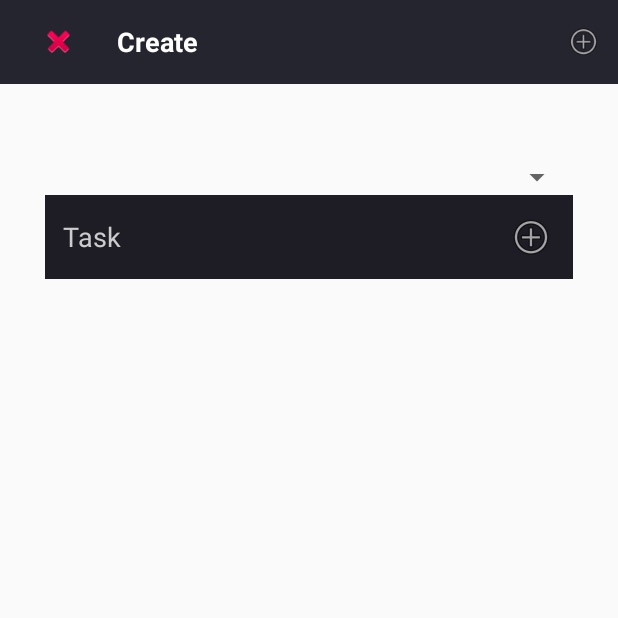
After one commit to valentineRutto/travelList, an Android app: the todo_add_new screen opened directly, with no data from a screen before it, on a phone screen of 412 x 824 dp, the top half of it. The commit adds this screen. Run offline under Robolectric (Android 15) with nearby library versions, the phone set to English and light mode, and no system bars.

Commit message:
-create layouts for addnewtask

```diff
--- a/app/src/main/AndroidManifest.xml
+++ b/app/src/main/AndroidManifest.xml
@@ -14,10 +14,12 @@
             android:label="@string/title_activity_main"
             android:theme="@style/AppThemeToolbar">
             <intent-filter>
-                <action android:name="android.intent.action.MAIN"></action>
-                <category android:name="android.intent.category.LAUNCHER"></category>
+                <action android:name="android.intent.action.MAIN" />
+
+                <category android:name="android.intent.category.LAUNCHER" />
             </intent-filter>
         </activity>
+        <activity android:name=".todo_add_new"></activity>
     </application>
 
 </manifest>
--- /dev/null
+++ b/app/src/main/java/com/valentinerutto/travellist/todo_add_new.java
@@ -0,0 +1,13 @@
+package com.valentinerutto.travellist;
+
+import android.support.v7.app.AppCompatActivity;
+import android.os.Bundle;
+
+public class todo_add_new extends AppCompatActivity {
+
+    @Override
+    protected void onCreate(Bundle savedInstanceState) {
+        super.onCreate(savedInstanceState);
+        setContentView(R.layout.activity_todo_add_new);
+    }
+}
--- a/app/src/main/res/layout/activity_main.xml
+++ b/app/src/main/res/layout/activity_main.xml
@@ -23,7 +23,7 @@
     <include layout="@layout/content_main" />
 
 
-
+<!--maybe add more menu items-->
     <android.support.design.bottomappbar.BottomAppBar
         android:id="@+id/bottomAppBar"
         android:layout_width="match_parent"
--- /dev/null
+++ b/app/src/main/res/layout/activity_todo_add_new.xml
@@ -0,0 +1,92 @@
+<?xml version="1.0" encoding="utf-8"?>
+<RelativeLayout xmlns:android="http://schemas.android.com/apk/res/android"
+    xmlns:app="http://schemas.android.com/apk/res-auto"
+    xmlns:tools="http://schemas.android.com/tools"
+    android:layout_width="match_parent"
+    android:layout_height="match_parent"
+    tools:context=".todo_add_new">
+    <android.support.v7.widget.Toolbar
+        android:id="@+id/toolbar_task_add"
+        android:layout_alignParentTop="true"
+        android:layout_width="match_parent"
+        android:layout_height="wrap_content"
+        android:background="?attr/colorPrimary"
+        android:minHeight="?attr/actionBarSize"
+        app:theme="@style/ThemeOverlay.AppCompat.Dark.ActionBar"
+        app:popupTheme="@style/ThemeOverlay.AppCompat.Light" >
+        <LinearLayout
+            xmlns:android="http://schemas.android.com/apk/res/android"
+            android:layout_width="match_parent"
+            android:layout_height="wrap_content"
+            android:orientation="horizontal"
+            android:weightSum="1"
+            android:gravity="center_vertical">
+            <ImageView
+                android:layout_width="35dp"
+                android:layout_height="35dp"
+                android:padding="5dp"
+                android:layout_margin="5dp"
+                android:background="@android:color/transparent"
+                android:src="@android:drawable/ic_delete"
+                />
+            <TextView
+                android:id="@+id/toolbar_task_add_title"
+                android:layout_width="0dp"
+                android:layout_height="wrap_content"
+                android:layout_weight="1"
+                android:drawablePadding="0dp"
+                android:gravity="center_vertical|start"
+                android:paddingLeft="16dp"
+                android:paddingRight="4dp"
+                android:textColor="#ffffff"
+                android:text="Create"
+                android:textSize="18dp"
+                android:textStyle="bold"
+                />
+            <ImageView
+                android:layout_width="35dp"
+                android:layout_height="35dp"
+                android:padding="5dp"
+                android:layout_margin="5dp"
+                android:background="@android:color/transparent"
+                android:src="@android:drawable/ic_menu_add"
+                />
+        </LinearLayout>
+    </android.support.v7.widget.Toolbar>
+
+<!--select country from spinner and be able to add more than
+one task where every task will be put shown on a list before saving-->
+    <LinearLayout
+        android:layout_width="match_parent"
+        android:layout_height="wrap_content"
+        android:layout_marginTop="50dp"
+        android:orientation="vertical"
+        android:layout_below="@+id/toolbar_task_add"
+        android:paddingLeft="30dp"
+        android:paddingRight="30dp"
+        android:layout_centerInParent="true"
+        android:layout_centerHorizontal="true"
+        android:gravity="center">
+        <android.support.v7.widget.AppCompatSpinner
+            android:layout_width="match_parent"
+            android:layout_height="wrap_content">
+
+        </android.support.v7.widget.AppCompatSpinner>
+        <EditText
+            android:id="@+id/task_name"
+            android:layout_width="match_parent"
+            android:layout_height="match_parent"
+            android:layout_centerVertical="true"
+            android:layout_gravity="center"
+            android:hint="Task"
+            android:background="#1E1D25"
+            android:padding="12dp"
+            android:drawableRight="@android:drawable/ic_menu_add"
+            android:ems="10"
+            android:singleLine="true"
+            android:textColorHint="#CCCCCC"
+            android:textColor="#666666"/>
+
+
+    </LinearLayout>
+</RelativeLayout>
--- a/app/src/main/res/layout/content_main.xml
+++ b/app/src/main/res/layout/content_main.xml
@@ -7,5 +7,12 @@
     app:layout_behavior="@string/appbar_scrolling_view_behavior"
     tools:context=".MainActivity"
     tools:showIn="@layout/activity_main">
-
+<android.support.v4.widget.ContentLoadingProgressBar
+    android:layout_width="wrap_content"
+    android:layout_height="wrap_content" />
+    <android.support.v4.widget.NestedScrollView
+        android:layout_width="match_parent"
+        android:layout_height="wrap_content">
+        <!--scrolllistview of country, and tasks-->
+    </android.support.v4.widget.NestedScrollView>
 </android.support.constraint.ConstraintLayout>
```
